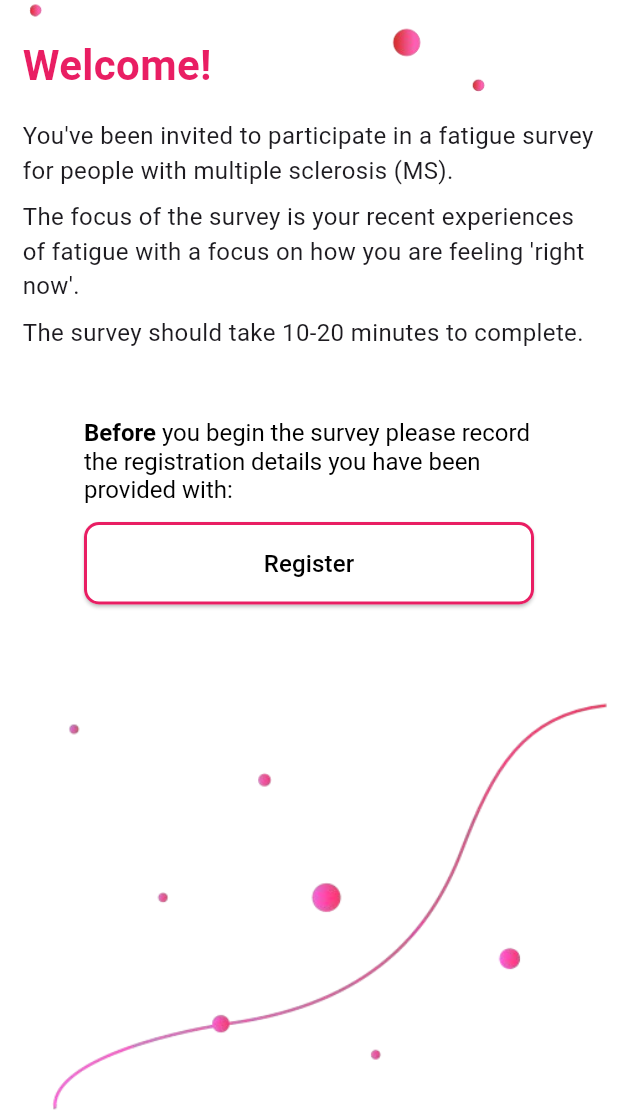
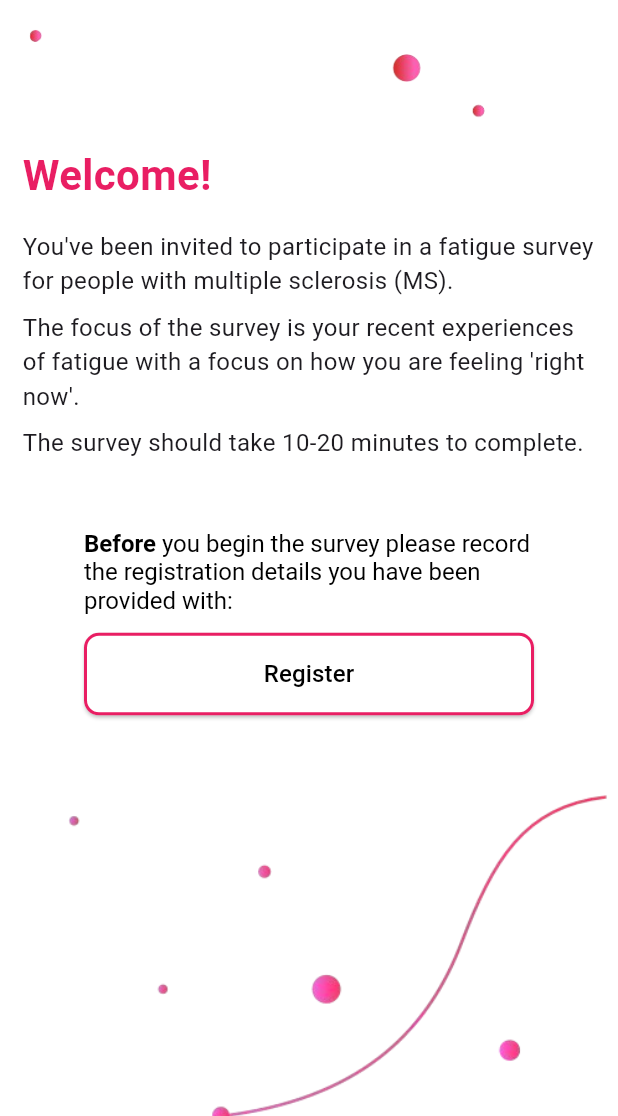
Before and after one commit to anusii/msfatigue, a Flutter app: the screen it shows after launch, on a phone screen of 412 x 824 dp, the part 120-1236 px from its top. Run offline on Flutter 3.47's test engine with Material 3 defaults, Android fonts, the phone set to English and light mode, and no system bars; drawn by our look-alikes of flutter_markdown; our stand-ins replace equatable, flutter_bloc, gap, package_info_plus, shared_preferences, universal_io; missing offline and left inert: rdflib, solidpod, window_manager.

Commit message:
move text lower

```diff
--- a/lib/welcome.dart
+++ b/lib/welcome.dart
@@ -115,19 +115,14 @@ class _WelcomeScreenState extends State<WelcomeScreen> {
                     child: Column(
                       crossAxisAlignment: CrossAxisAlignment.start,
                       children: [
-                        const SizedBox(height: 8),
+                        Image.asset(
+                          'assets/images/title_dot_one.png',
+                          width: 325,
+                          fit: BoxFit.fitWidth,
+                        ),
                         Stack(
                           clipBehavior: Clip.none,
                           children: [
-                            Positioned(
-                              top: -25,
-                              left: 0,
-                              child: Image.asset(
-                                'assets/images/title_dot_one.png',
-                                width: 325,
-                                fit: BoxFit.fitWidth,
-                              ),
-                            ),
                             Text(
                               welcomeText,
                               style: const TextStyle(
```
